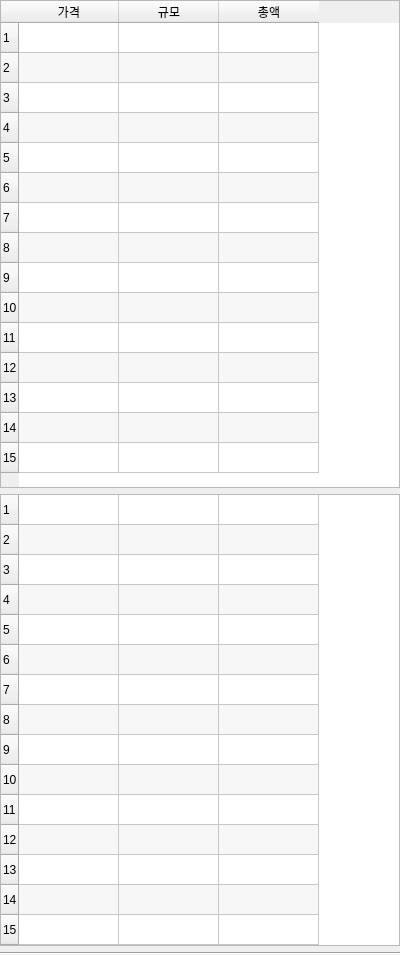
The window that resource/orderbook.ui (lazarus0320/upbit_autotrade_toyproject) describes before a commit, drawn with Qt 5.
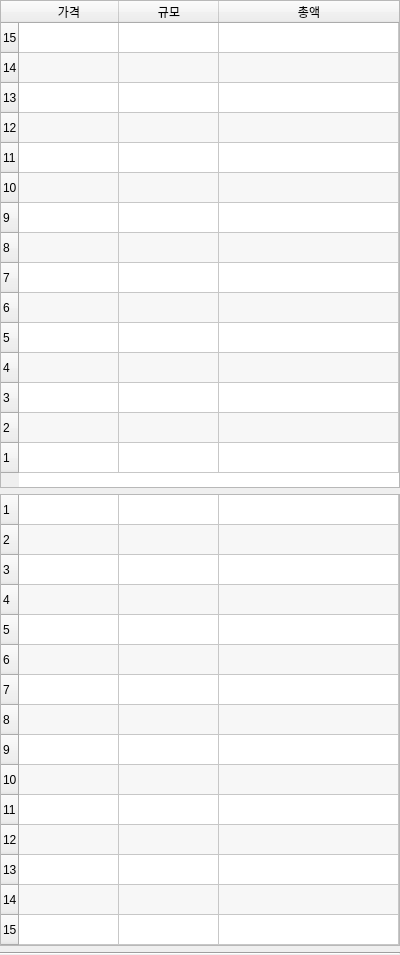
The same window after the commit.

The edit to the form file:
```diff
--- a/resource/orderbook.ui
+++ b/resource/orderbook.ui
@@ -40,6 +40,12 @@
        <verstretch>0</verstretch>
       </sizepolicy>
      </property>
+     <property name="minimumSize">
+      <size>
+       <width>400</width>
+       <height>0</height>
+      </size>
+     </property>
      <property name="verticalScrollBarPolicy">
       <enum>Qt::ScrollBarAlwaysOff</enum>
      </property>
@@ -67,24 +73,69 @@
      <property name="columnCount">
       <number>3</number>
      </property>
+     <attribute name="horizontalHeaderVisible">
+      <bool>true</bool>
+     </attribute>
+     <attribute name="horizontalHeaderStretchLastSection">
+      <bool>true</bool>
+     </attribute>
+     <attribute name="verticalHeaderVisible">
+      <bool>true</bool>
+     </attribute>
+     <attribute name="verticalHeaderCascadingSectionResizes">
+      <bool>false</bool>
+     </attribute>
+     <attribute name="verticalHeaderStretchLastSection">
+      <bool>false</bool>
+     </attribute>
      <row>
       <property name="text">
-       <string>1</string>
+       <string>15</string>
       </property>
      </row>
      <row>
       <property name="text">
-       <string>2</string>
+       <string>14</string>
       </property>
      </row>
      <row>
       <property name="text">
-       <string>3</string>
+       <string>13</string>
       </property>
      </row>
      <row>
       <property name="text">
-       <string>4</string>
+       <string>12</string>
+      </property>
+     </row>
+     <row>
+      <property name="text">
+       <string>11</string>
+      </property>
+     </row>
+     <row>
+      <property name="text">
+       <string>10</string>
+      </property>
+     </row>
+     <row>
+      <property name="text">
+       <string>9</string>
+      </property>
+     </row>
+     <row>
+      <property name="text">
+       <string>8</string>
+      </property>
+     </row>
+     <row>
+      <property name="text">
+       <string>7</string>
+      </property>
+     </row>
+     <row>
+      <property name="text">
+       <string>6</string>
       </property>
      </row>
      <row>
@@ -92,16 +143,26 @@
        <string>5</string>
       </property>
      </row>
-     <row/>
-     <row/>
-     <row/>
-     <row/>
-     <row/>
-     <row/>
-     <row/>
-     <row/>
-     <row/>
-     <row/>
+     <row>
+      <property name="text">
+       <string>4</string>
+      </property>
+     </row>
+     <row>
+      <property name="text">
+       <string>3</string>
+      </property>
+     </row>
+     <row>
+      <property name="text">
+       <string>2</string>
+      </property>
+     </row>
+     <row>
+      <property name="text">
+       <string>1</string>
+      </property>
+     </row>
      <column>
       <property name="text">
        <string>가격</string>
@@ -117,7 +178,7 @@
        <string>총액</string>
       </property>
      </column>
-     <item row="0" column="0">
+     <item row="14" column="0">
       <property name="text">
        <string/>
       </property>
@@ -132,6 +193,12 @@
        <verstretch>0</verstretch>
       </sizepolicy>
      </property>
+     <property name="minimumSize">
+      <size>
+       <width>400</width>
+       <height>0</height>
+      </size>
+     </property>
      <property name="verticalScrollBarPolicy">
       <enum>Qt::ScrollBarAlwaysOff</enum>
      </property>
@@ -165,6 +232,9 @@
      <attribute name="horizontalHeaderVisible">
       <bool>false</bool>
      </attribute>
+     <attribute name="horizontalHeaderStretchLastSection">
+      <bool>true</bool>
+     </attribute>
      <row>
       <property name="text">
        <string>1</string>
```
